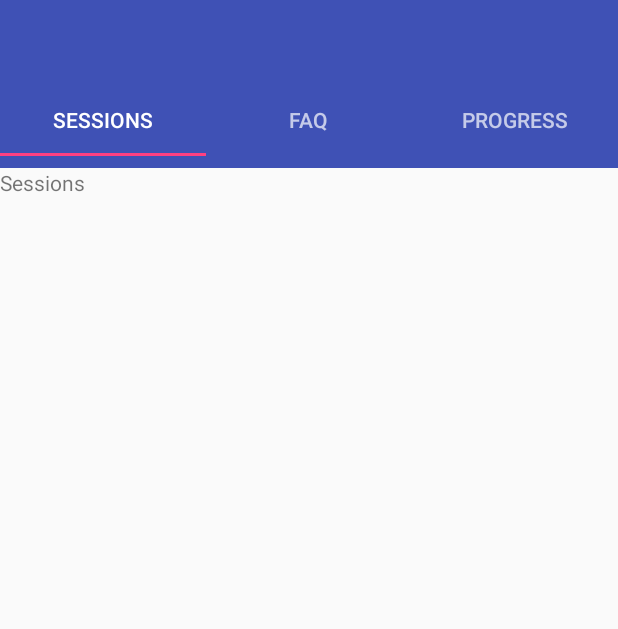
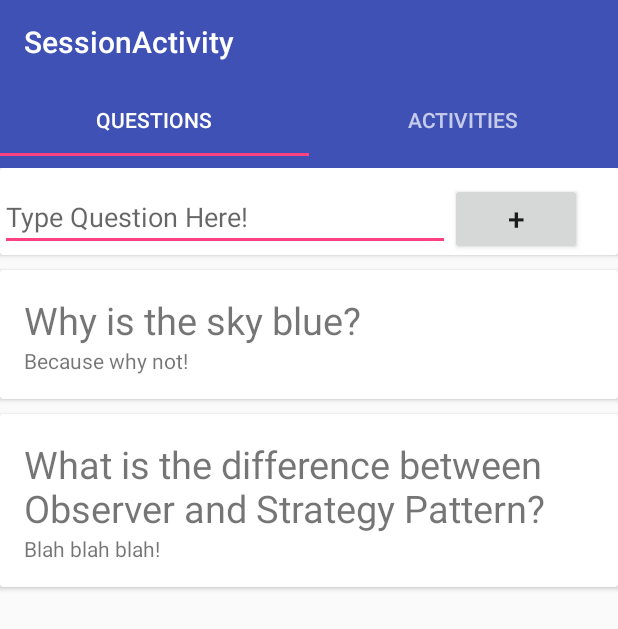
Before and after one commit to hoonqt/ESCProjectGrp10, an Android app: the screen it shows after launch (CourseActivity before the commit, SessionActivity after it), on a phone screen of 412 x 824 dp. Shown: the top 629 px of the screen. Run offline under Robolectric (Android 15) with nearby library versions, the phone set to English and light mode, and no system bars.

Commit message:
Session activities

```diff
--- /dev/null
+++ b/app/src/main/java/com/example/cindy/esc_50005/UI/Session/ActivitiesFragment.java
@@ -0,0 +1,29 @@
+package com.example.cindy.esc_50005.UI.Session;
+
+import android.os.Bundle;
+import android.view.LayoutInflater;
+import android.view.View;
+import android.view.ViewGroup;
+
+import com.example.cindy.esc_50005.R;
+
+/**
+ * Created by 1002215 on 20/2/18.
+ */
+
+public class ActivitiesFragment extends android.support.v4.app.Fragment {
+
+
+    public ActivitiesFragment() {
+        // Required empty public constructor
+    }
+
+
+    @Override
+    public View onCreateView(LayoutInflater inflater, ViewGroup container,
+                             Bundle savedInstanceState) {
+        // Inflate the layout for this fragment
+        return inflater.inflate(R.layout.activities, container, false);
+    }
+
+}
--- /dev/null
+++ b/app/src/main/java/com/example/cindy/esc_50005/UI/Session/QuestionsAdapter.java
@@ -0,0 +1,149 @@
+package com.example.cindy.esc_50005.UI.Session;
+
+import android.app.AlertDialog;
+import android.content.Context;
+import android.support.v7.widget.CardView;
+import android.support.v7.widget.RecyclerView;
+import android.util.Log;
+import android.view.LayoutInflater;
+import android.view.View;
+import android.view.ViewGroup;
+
+import com.example.cindy.esc_50005.R;
+
+/**
+ * Created by 1002215 on 20/2/18.
+ */
+
+public class QuestionsAdapter extends RecyclerView.Adapter<com.example.cindy.esc_50005.UI.Session.QuestionsAdapter.QuestionsViewHolder> {
+
+    private static int viewHolderCount = 0;
+    Context parentContext;
+
+    //TODO 4.4 - Constructor
+    //constructor needs the context and the data
+    QuestionsAdapter(Context context){
+        this.parentContext = context;
+    }
+
+    //@Override
+    //public AnimeViewHolder onCreateViewHolder(ViewGroup parent, int viewType) {
+    //    return null;
+    //}
+
+    //TODO 4.7 - onBindViewHolder
+    //references are created to the individual widgets by the instantiation
+    //joins data to the widgets
+
+    @Override
+    public void onBindViewHolder(com.example.cindy.esc_50005.UI.Session.QuestionsAdapter.QuestionsViewHolder holder, int position) {
+        //TODO invoke bind method in inner class
+        Log.i("position", Integer.toString(position));
+        holder.bind(position);
+//        Log.i("checkIfEmpty",);
+    }
+
+    //TODO 4.8 - getItemCount
+    //indicates how many list objects it has
+    @Override
+    public int getItemCount() {
+        //vary the value by putting 1,2,3
+        return 0;
+    }
+
+    //TODO 4.5 - onCreateViewHolder
+    //inflates the layout
+    //instantiates the view holder object
+    @Override
+    public com.example.cindy.esc_50005.UI.Session.QuestionsAdapter.QuestionsViewHolder onCreateViewHolder(ViewGroup parent, int viewType) {
+
+        int layoutIDForListItem = R.layout.ques_recycler;
+        LayoutInflater inflater = LayoutInflater.from(parentContext);
+        boolean shouldAttachToParentImmediately = false;
+
+        //java object of layout
+        View view = inflater.inflate(layoutIDForListItem,parent,shouldAttachToParentImmediately);
+
+        com.example.cindy.esc_50005.UI.Session.QuestionsAdapter.QuestionsViewHolder questionsViewHolder = new com.example.cindy.esc_50005.UI.Session.QuestionsAdapter.QuestionsViewHolder(view);
+        viewHolderCount++;
+        Log.i("Cindy","OnCreateViewHolder"+viewHolderCount);
+
+        return questionsViewHolder;
+    }
+
+
+    class QuestionsViewHolder extends RecyclerView.ViewHolder implements  View.OnClickListener {
+        CardView characterName1;
+        CardView itemNumber1;
+        CardView characterName2;
+        CardView itemNumber2;
+
+        QuestionsViewHolder(View v){
+
+            //TODO 4.3 Invoke the superclass constructor
+            // and get references to the various widgets in the List Item Layout
+            super(v);
+            //we need the v object because the view contains the references to the widgets that we need
+            characterName1 = (CardView)itemView.findViewById(R.id.item_text1);
+            itemNumber1 = (CardView)itemView.findViewById(R.id.item_count1);
+            characterName2 = (CardView)itemView.findViewById(R.id.item_text2);
+            itemNumber2 = (CardView)itemView.findViewById(R.id.item_count2);
+            v.setOnClickListener(this);
+            //wants object of onclick interface
+
+            //since not possible to have it in the xml to specify the button
+            //implement interface annoynomously
+//            v.setOnClickListener(new View.OnClickListener() {
+//                @Override
+//                public void onClick(View v) {
+//
+//                }
+//            });
+            //now not neccessary since we make our class implement it now no longer annoynymously
+
+        }
+
+        //TODO 4.6 - write a bind method to attach content
+        //            to the respective widgets
+        public void bind(int position ){
+
+
+            //TODO 4.6A - get the filename of the image
+//            String filename = data[position].file;
+
+            String packageName = parentContext.getPackageName();
+            String typeOfResource = "drawable";
+
+            //resId is id of the resource
+//            Log.i("fileName",filename);
+//            Log.i("packageName",filename);
+//            Log.i("typeOfResource",packageName);
+//            int resID = parentContext.getResources().getIdentifier(filename, typeOfResource, packageName);
+            //TODO 4.6 B pass the resource ID to the image widget
+//            picture.setImageResource(resID);
+
+            //TODO 4.6 C pass the character name to the characterName widget
+//            characterName.setText(data[position].name);   ;
+
+            //TODO 4.6 D display the position number
+//            itemNumber.setText(String.valueOf(position)) ;
+
+        }
+
+        @Override
+        public void onClick(View v)
+        {
+            int clickedPosition=getAdapterPosition();
+            AlertDialog.Builder builder=new AlertDialog.Builder(parentContext);
+
+//            String animeName=data[clickedPosition].anime;
+//            builder.setMessage("Anime: " + animeName);
+
+            AlertDialog alertDialog=builder.create();
+            //instantiates the object
+            alertDialog.show();
+
+        }
+
+    }
+}
--- /dev/null
+++ b/app/src/main/java/com/example/cindy/esc_50005/UI/Session/QuestionsContract.java
@@ -0,0 +1,25 @@
+package com.example.cindy.esc_50005.UI.Session;
+
+import com.example.cindy.esc_50005.UI.Base.BasePresenter;
+import com.example.cindy.esc_50005.UI.Base.BaseView;
+
+/**
+ * Created by 1002215 on 20/2/18.
+ */
+
+public interface QuestionsContract {
+
+    interface QuestionContractView extends BaseView{
+        void showQuestion();
+        void showAddQuestion();
+        void showNoQuestions();
+        void showLoadQuestionsError();
+    }
+
+    interface QuestionContractPresenter extends BasePresenter{
+        void loadQuestions();
+        void addNewQuestion();
+        void processEmptyQuestion();
+        void upvoteQuestion();
+    }
+}
--- /dev/null
+++ b/app/src/main/java/com/example/cindy/esc_50005/UI/Session/QuestionsFragment.java
@@ -0,0 +1,47 @@
+package com.example.cindy.esc_50005.UI.Session;
+
+import android.app.Fragment;
+import android.os.Bundle;
+import android.view.LayoutInflater;
+import android.view.View;
+import android.view.ViewGroup;
+import android.widget.Button;
+import android.widget.EditText;
+
+import com.example.cindy.esc_50005.R;
+import com.example.cindy.esc_50005.UI.Course.FAQ.FaqContract;
+
+/**
+ * Created by 1002215 on 20/2/18.
+ */
+
+public class QuestionsFragment extends android.support.v4.app.Fragment implements QuestionsContract {
+
+
+    public QuestionsFragment() {
+        // Required empty public constructor
+    }
+
+
+    @Override
+    public View onCreateView(LayoutInflater inflater, ViewGroup container,
+                             Bundle savedInstanceState) {
+        final View rootView = inflater.inflate(R.layout.ques_recycler, container, false);
+//        Button addButton = (Button)rootView.findViewById(R.id.add_button);
+//        addButton.setOnClickListener(new View.OnClickListener(){
+//
+//            @Override
+//            public void onClick(View v){
+//                EditText editText = (EditText)rootView.findViewById(R.id.question_input);
+//                editText.setText("");
+//
+//            }
+//        });
+        // Inflate the layout for this fragment
+        return rootView;
+
+
+    }
+
+
+}
--- /dev/null
+++ b/app/src/main/java/com/example/cindy/esc_50005/UI/Session/SessionActivity.java
@@ -0,0 +1,70 @@
+package com.example.cindy.esc_50005.UI.Session;
+
+import android.os.Bundle;
+import android.support.design.widget.FloatingActionButton;
+import android.support.design.widget.Snackbar;
+import android.support.design.widget.TabLayout;
+import android.support.v4.view.ViewPager;
+import android.support.v7.app.AppCompatActivity;
+import android.support.v7.widget.Toolbar;
+import android.view.View;
+
+import com.example.cindy.esc_50005.R;
+
+public class SessionActivity extends AppCompatActivity {
+
+    @Override
+    protected void onCreate(Bundle savedInstanceState) {
+        super.onCreate(savedInstanceState);
+        setContentView(R.layout.activity_session);
+        Toolbar toolbar = (Toolbar) findViewById(R.id.toolbar);
+        setSupportActionBar(toolbar);
+
+//        FloatingActionButton fab = (FloatingActionButton) findViewById(R.id.fab);
+//        fab.setOnClickListener(new View.OnClickListener() {
+//            @Override
+//            public void onClick(View view) {
+//                Snackbar.make(view, "Replace with your own action", Snackbar.LENGTH_LONG)
+//                        .setAction("Action", null).show();
+//            }
+//        });
+        TabLayout tabLayout=(TabLayout) findViewById(R.id.tab_layout);
+        tabLayout.addTab(tabLayout.newTab().setText(R.string.questions));
+        tabLayout.addTab(tabLayout.newTab().setText(R.string.activities));
+
+        //fragment is reusable cuz you can use it in other activities
+        tabLayout.setTabGravity(tabLayout.GRAVITY_FILL);
+
+        final ViewPager viewPager=(ViewPager) findViewById(R.id.pager);
+
+        //The ViewPager is the widget that allows the user to swipe left or right to see an entirely new screen. In a sense, it's just a nicer way to show the user multiple tabs.
+        // It also has the ability to dynamically add and remove pages (or tabs) at anytime.
+//
+        final com.example.cindy.esc_50005.UI.Session.SessionPagerAdapter pagerAdapter=new com.example.cindy.esc_50005.UI.Session.SessionPagerAdapter(getSupportFragmentManager(),tabLayout.getTabCount());
+
+        viewPager.setAdapter(pagerAdapter);
+
+        viewPager.addOnPageChangeListener(new TabLayout.TabLayoutOnPageChangeListener(tabLayout));
+
+        tabLayout.addOnTabSelectedListener(new TabLayout.OnTabSelectedListener() {
+            @Override
+            public void onTabSelected(TabLayout.Tab tab) {
+                viewPager.setCurrentItem(tab.getPosition());
+            }
+
+            @Override
+            public void onTabUnselected(TabLayout.Tab tab) {
+
+            }
+
+            @Override
+            public void onTabReselected(TabLayout.Tab tab) {
+
+            }
+
+        });
+
+
+    }
+
+}
--- /dev/null
+++ b/app/src/main/java/com/example/cindy/esc_50005/UI/Session/SessionPagerAdapter.java
@@ -0,0 +1,52 @@
+package com.example.cindy.esc_50005.UI.Session;
+
+import android.support.v4.app.Fragment;
+import android.support.v4.app.FragmentManager;
+import android.support.v4.app.FragmentPagerAdapter;
+import android.support.v4.app.FragmentStatePagerAdapter;
+
+import com.example.cindy.esc_50005.UI.Course.FAQ.FaqFragment;
+import com.example.cindy.esc_50005.UI.Course.FAQ.ProgressFragment;
+import com.example.cindy.esc_50005.UI.Course.FAQ.SessionsFragment;
+
+/**
+ * Created by 1002215 on 20/2/18.
+ */
+
+public class SessionPagerAdapter extends FragmentStatePagerAdapter {
+
+
+    //Implement the PagerAdapter which then populates the ViewPager widget with the chosen fragment.
+    //chosen Fragment means which fragment you swipe to
+    int mNumOfTabs;
+
+    public SessionPagerAdapter(FragmentManager fm, int mNumOfTabs) {
+        super(fm);
+        this.mNumOfTabs = mNumOfTabs;
+    }
+
+    @Override
+    public Fragment getItem(int position) {
+
+        switch (position)
+        {
+            case 0:
+                return new QuestionsFragment();
+            case 1:
+                return new ActivitiesFragment();
+            default:
+                return null;
+        }
+    }
+
+    @Override
+    public int getCount() {
+        return mNumOfTabs;
+    }
+
+    //TODO 2.1  - implement the method skeleton by using Alt+Enter
+    //TODO 2.2  - getItem takes in a position and returns a fragment
+    //            depending on the position chosen
+    //TODO 2.3  - getCount returns the number of tabs
+
+}
--- /dev/null
+++ b/app/src/main/res/layout/activities.xml
@@ -0,0 +1,6 @@
+<?xml version="1.0" encoding="utf-8"?>
+<LinearLayout xmlns:android="http://schemas.android.com/apk/res/android"
+    android:layout_width="match_parent"
+    android:layout_height="match_parent">
+
+</LinearLayout>
--- /dev/null
+++ b/app/src/main/res/layout/activity_session.xml
@@ -0,0 +1,36 @@
+<?xml version="1.0" encoding="utf-8"?>
+<RelativeLayout xmlns:android="http://schemas.android.com/apk/res/android"
+    xmlns:app="http://schemas.android.com/apk/res-auto"
+    xmlns:tools="http://schemas.android.com/tools"
+    android:layout_width="match_parent"
+    android:layout_height="match_parent"
+    tools:context="com.example.cindy.esc_50005.UI.Course.FAQ.CourseActivity">
+
+    <android.support.v7.widget.Toolbar
+        android:id="@+id/toolbar"
+        android:layout_width="match_parent"
+        android:layout_height="wrap_content"
+        android:layout_alignParentTop="true"
+        android:background="?attr/colorPrimary"
+        android:minHeight="?attr/actionBarSize"
+        android:theme="@style/ThemeOverlay.AppCompat.Dark.ActionBar"
+        app:popupTheme="@style/ThemeOverlay.AppCompat.Light"
+        />
+
+    <android.support.design.widget.TabLayout
+        android:id="@+id/tab_layout"
+        android:layout_width="match_parent"
+        android:layout_height="wrap_content"
+        android:layout_below="@id/toolbar"
+        android:background="?attr/colorPrimary"
+        android:minHeight="?attr/actionBarSize"
+        android:theme="@style/ThemeOverlay.AppCompat.Dark.ActionBar"/>
+
+    <android.support.v4.view.ViewPager
+        android:id="@+id/pager"
+        android:layout_width="match_parent"
+        android:layout_height="fill_parent"
+        android:layout_below="@id/tab_layout"/>
+
+
+</RelativeLayout>
--- /dev/null
+++ b/app/src/main/res/layout/content_session.xml
@@ -0,0 +1,11 @@
+<?xml version="1.0" encoding="utf-8"?>
+<android.support.constraint.ConstraintLayout xmlns:android="http://schemas.android.com/apk/res/android"
+    xmlns:app="http://schemas.android.com/apk/res-auto"
+    xmlns:tools="http://schemas.android.com/tools"
+    android:layout_width="match_parent"
+    android:layout_height="match_parent"
+    app:layout_behavior="@string/appbar_scrolling_view_behavior"
+    tools:context="com.example.cindy.esc_50005.UI.Session.SessionActivity"
+    tools:showIn="@layout/activity_session">
+
+</android.support.constraint.ConstraintLayout>
--- /dev/null
+++ b/app/src/main/res/layout/ques_recycler.xml
@@ -0,0 +1,147 @@
+<FrameLayout xmlns:android="http://schemas.android.com/apk/res/android"
+    xmlns:tools="http://schemas.android.com/tools"
+    android:layout_width="match_parent"
+    android:layout_height="match_parent"
+    tools:context="com.example.cindy.esc_50005.UI.Course.FAQ.CourseActivity">
+    <RelativeLayout
+        android:layout_width="match_parent"
+        android:layout_height="match_parent">
+
+        <android.support.v7.widget.CardView
+            android:layout_width="match_parent"
+            android:layout_height="wrap_content"
+            android:id="@+id/cv">
+
+            <RelativeLayout
+                xmlns:tools="http://schemas.Android.com/tools"
+                android:layout_width="match_parent"
+                android:layout_height="wrap_content"
+                android:layout_marginTop="10dp"
+                android:orientation="vertical"
+                android:id="@+id/ll1">
+
+                <EditText
+                    android:id="@+id/question_input"
+                    android:layout_width="300dp"
+                    android:layout_height="wrap_content"
+                    android:hint="Type Question Here!"
+                    android:inputType="text" />
+
+                <Button
+                    android:id="@+id/add_button"
+                    android:layout_toRightOf="@+id/question_input"
+                    android:layout_width="wrap_content"
+                    android:layout_height="wrap_content"
+                    android:text="+"
+                    android:textSize="20dp"/>
+            </RelativeLayout>
+        </android.support.v7.widget.CardView>
+
+
+
+
+        <LinearLayout
+            xmlns:tools="http://schemas.Android.com/tools"
+            android:id="@+id/recycler"
+            android:layout_below="@+id/cv"
+            android:layout_width="match_parent"
+            android:layout_height="match_parent"
+            android:orientation="vertical">
+            <android.support.v7.widget.CardView
+                android:layout_width="match_parent"
+                android:layout_height="wrap_content"
+                android:layout_marginTop="10dp"
+                android:id="@+id/cv1"
+                >
+                <RelativeLayout
+                    android:layout_width="match_parent"
+                    android:layout_height="wrap_content"
+                    android:padding="16dp">
+
+                    <TextView
+                        android:layout_width="wrap_content"
+                        android:layout_height="wrap_content"
+                        android:id="@+id/item_text1"
+                        android:layout_alignParentTop="true"
+                        android:textSize="25sp"
+                        android:text="Why is the sky blue?"
+                        />
+
+                    <TextView
+                        android:layout_width="wrap_content"
+                        android:layout_height="wrap_content"
+                        android:id="@+id/item_count1"
+                        android:layout_below="@+id/item_text1"
+                        android:layout_alignParentLeft="true"
+                        android:text="Because why not!"
+                        />
+                </RelativeLayout>
+
+            </android.support.v7.widget.CardView>
+            <android.support.v7.widget.CardView
+                android:layout_width="match_parent"
+                android:layout_height="wrap_content"
+                android:layout_marginTop="10dp"
+                android:id="@+id/cv2"
+                >
+                <RelativeLayout
+                    android:layout_width="match_parent"
+                    android:layout_height="wrap_content"
+                    android:padding="16dp">
+
+                    <TextView
+                        android:layout_width="wrap_content"
+                        android:layout_height="wrap_content"
+                        android:id="@+id/item_text2"
+                        android:layout_alignParentTop="true"
+                        android:textSize="25sp"
+                        android:text="What is the difference between Observer and Strategy Pattern?"
+                        />
+
+                    <TextView
+                        android:layout_width="wrap_content"
+                        android:layout_height="wrap_content"
+                        android:id="@+id/item_count2"
+                        android:layout_below="@+id/item_text2"
+                        android:layout_alignParentLeft="true"
+                        android:text="Blah blah blah!"
+                        />
+
+                </RelativeLayout>
+
+            </android.support.v7.widget.CardView>
+        </LinearLayout>
+
+
+
+    </RelativeLayout>
+    <!-- TODO: Update blank fragment layout -->
+
+    <!--<TextView-->
+    <!--android:layout_width="match_parent"-->
+    <!--android:layout_height="match_parent"-->
+    <!--android:text="hello_blank_fragment TWO!" />-->
+
+    <!--<ImageView-->
+    <!--android:id="@+id/item_image"-->
+    <!--android:layout_width="52dp"-->
+    <!--android:layout_height="52dp"-->
+    <!--android:padding="8dp"/>-->
+
+    <!--<TextView-->
+    <!--android:id="@+id/item_text"-->
+    <!--android:padding="8dp"-->
+    <!--android:text="item name"-->
+    <!--android:textSize="32dp"-->
+    <!--android:layout_width="wrap_content"-->
+    <!--android:layout_height="wrap_content" />-->
+
+    <!--<TextView-->
+    <!--android:id="@+id/item_count"-->
+    <!--android:padding="8dp"-->
+    <!--android:text="0"-->
+    <!--android:textSize="32dp"-->
+    <!--android:layout_width="wrap_content"-->
+    <!--android:layout_height="wrap_content" />-->
+
+</FrameLayout>
--- a/app/src/main/res/values/strings.xml
+++ b/app/src/main/res/values/strings.xml
@@ -3,7 +3,10 @@
     <string name="faq">FAQ</string>
     <string name="progress">Progress</string>
     <string name="sessions">Sessions</string>
+    <string name="questions">Questions</string>
+    <string name="activities">Activities</string>
     <string name="course_name">Elements of Software Construction</string>
     <string name="recyclerViewFaqs">Elements of Software Construction</string>
+    <string name="title_activity_session">SessionActivity</string>
 
 </resources>
```
Also changed, not shown: app/src/main/AndroidManifest.xml (+8 -2 lines), app/src/main/java/com/example/cindy/esc_50005/UI/Session/QuestionsPresenter.java (added, +8 -0 lines).
